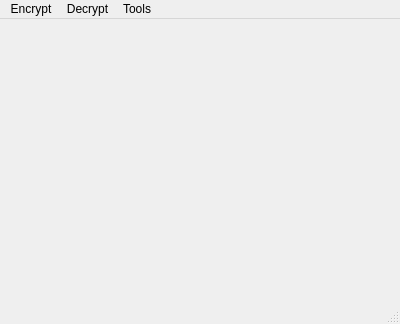
Before: the Qt Designer form mainwindow.ui in GaussianWonder/Safe-Lock, drawn with Qt 5.
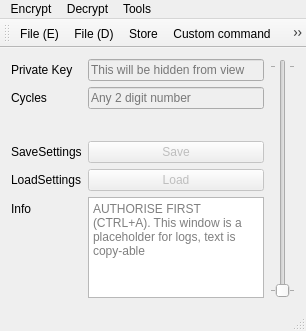
After: the same form once the commit is applied.

What changed in the file:
```diff
--- a/mainwindow.ui
+++ b/mainwindow.ui
@@ -6,20 +6,197 @@
    <rect>
     <x>0</x>
     <y>0</y>
-    <width>400</width>
-    <height>324</height>
+    <width>306</width>
+    <height>331</height>
    </rect>
   </property>
   <property name="windowTitle">
-   <string>MainWindow</string>
+   <string>Safe Pad</string>
   </property>
-  <widget class="QWidget" name="centralWidget"/>
+  <widget class="QWidget" name="centralWidget">
+   <layout class="QVBoxLayout" name="verticalLayout">
+    <item>
+     <layout class="QHBoxLayout" name="horizontalLayout">
+      <item>
+       <layout class="QFormLayout" name="formLayout">
+        <item row="0" column="0">
+         <widget class="QLabel" name="label">
+          <property name="text">
+           <string>Private Key</string>
+          </property>
+         </widget>
+        </item>
+        <item row="0" column="1">
+         <widget class="QLineEdit" name="privateKeyInput">
+          <property name="enabled">
+           <bool>false</bool>
+          </property>
+          <property name="inputMethodHints">
+           <set>Qt::ImhHiddenText|Qt::ImhNoAutoUppercase|Qt::ImhNoPredictiveText|Qt::ImhSensitiveData</set>
+          </property>
+          <property name="inputMask">
+           <string/>
+          </property>
+          <property name="text">
+           <string/>
+          </property>
+          <property name="echoMode">
+           <enum>QLineEdit::Password</enum>
+          </property>
+          <property name="placeholderText">
+           <string>This will be hidden from view</string>
+          </property>
+          <property name="clearButtonEnabled">
+           <bool>true</bool>
+          </property>
+         </widget>
+        </item>
+        <item row="1" column="0">
+         <widget class="QLabel" name="label_2">
+          <property name="text">
+           <string>Cycles</string>
+          </property>
+         </widget>
+        </item>
+        <item row="1" column="1">
+         <widget class="QLineEdit" name="cyclesInput">
+          <property name="enabled">
+           <bool>false</bool>
+          </property>
+          <property name="inputMethodHints">
+           <set>Qt::ImhNone</set>
+          </property>
+          <property name="inputMask">
+           <string>99</string>
+          </property>
+          <property name="text">
+           <string/>
+          </property>
+          <property name="placeholderText">
+           <string>Any 2 digit number</string>
+          </property>
+         </widget>
+        </item>
+        <item row="2" column="0">
+         <spacer name="horizontalSpacer">
+          <property name="orientation">
+           <enum>Qt::Horizontal</enum>
+          </property>
+          <property name="sizeHint" stdset="0">
+           <size>
+            <width>40</width>
+            <height>20</height>
+           </size>
+          </property>
+         </spacer>
+        </item>
+        <item row="2" column="1">
+         <spacer name="horizontalSpacer_2">
+          <property name="orientation">
+           <enum>Qt::Horizontal</enum>
+          </property>
+          <property name="sizeHint" stdset="0">
+           <size>
+            <width>40</width>
+            <height>20</height>
+           </size>
+          </property>
+         </spacer>
+        </item>
+        <item row="3" column="0">
+         <widget class="QLabel" name="label_4">
+          <property name="text">
+           <string>SaveSettings</string>
+          </property>
+         </widget>
+        </item>
+        <item row="3" column="1">
+         <widget class="QPushButton" name="saveSettings">
+          <property name="enabled">
+           <bool>false</bool>
+          </property>
+          <property name="text">
+           <string>Save</string>
+          </property>
+         </widget>
+        </item>
+        <item row="4" column="0">
+         <widget class="QLabel" name="label_5">
+          <property name="text">
+           <string>LoadSettings</string>
+          </property>
+         </widget>
+        </item>
+        <item row="4" column="1">
+         <widget class="QPushButton" name="loadSettings">
+          <property name="enabled">
+           <bool>false</bool>
+          </property>
+          <property name="text">
+           <string>Load</string>
+          </property>
+         </widget>
+        </item>
+        <item row="5" column="1">
+         <widget class="QTextEdit" name="logArea">
+          <property name="enabled">
+           <bool>true</bool>
+          </property>
+          <property name="cursor" stdset="0">
+           <cursorShape>IBeamCursor</cursorShape>
+          </property>
+          <property name="inputMethodHints">
+           <set>Qt::ImhMultiLine</set>
+          </property>
+          <property name="tabChangesFocus">
+           <bool>true</bool>
+          </property>
+          <property name="textInteractionFlags">
+           <set>Qt::LinksAccessibleByKeyboard|Qt::LinksAccessibleByMouse|Qt::TextBrowserInteraction|Qt::TextSelectableByKeyboard|Qt::TextSelectableByMouse</set>
+          </property>
+          <property name="placeholderText">
+           <string>AUTHORISE FIRST (CTRL+A). This window is a placeholder for logs, text is copy-able</string>
+          </property>
+         </widget>
+        </item>
+        <item row="5" column="0">
+         <widget class="QLabel" name="label_3">
+          <property name="text">
+           <string>Info</string>
+          </property>
+         </widget>
+        </item>
+       </layout>
+      </item>
+      <item>
+       <widget class="QSlider" name="cycleSlider">
+        <property name="enabled">
+         <bool>false</bool>
+        </property>
+        <property name="minimum">
+         <number>1</number>
+        </property>
+        <property name="maximum">
+         <number>10</number>
+        </property>
+        <property name="orientation">
+         <enum>Qt::Vertical</enum>
+        </property>
+        <property name="tickPosition">
+         <enum>QSlider::TicksBothSides</enum>
+        </property>
+       </widget>
+      </item>
+     </layout>
+    </item>
+   </layout>
+  </widget>
   <widget class="QMenuBar" name="menuBar">
    <property name="geometry">
     <rect>
      <x>0</x>
      <y>0</y>
-     <width>400</width>
+     <width>306</width>
      <height>21</height>
     </rect>
    </property>
@@ -27,21 +204,24 @@
     <property name="title">
      <string>Encrypt</string>
     </property>
-    <addaction name="actionFile"/>
-    <addaction name="actionString"/>
+    <addaction name="actionFileEncrypt"/>
+    <addaction name="actionStringEncrypt"/>
+    <addaction name="actionOne_Way"/>
    </widget>
    <widget class="QMenu" name="menuHElp">
     <property name="title">
      <string>Decrypt</string>
     </property>
-    <addaction name="actionFile_2"/>
-    <addaction name="actionString_2"/>
+    <addaction name="actionFileDecrypt"/>
+    <addaction name="actionStringDecrypt"/>
    </widget>
    <widget class="QMenu" name="menuHelp">
     <property name="title">
      <string>Tools</string>
     </property>
+    <addaction name="actionAuthorise"/>
     <addaction name="actionCustom_command"/>
+    <addaction name="actionStore"/>
     <addaction name="separator"/>
     <addaction name="actionHelp"/>
    </widget>
@@ -50,60 +230,96 @@
    <addaction name="menuHelp"/>
   </widget>
   <widget class="QStatusBar" name="statusBar"/>
-  <action name="actionEncrypt">
-   <property name="text">
-    <string>Encrypt</string>
+  <widget class="QToolBar" name="toolBar">
+   <property name="windowTitle">
+    <string>toolBar</string>
    </property>
-  </action>
-  <action name="actionDecrypt">
-   <property name="text">
-    <string>Decrypt</string>
+   <attribute name="toolBarArea">
+    <enum>TopToolBarArea</enum>
+   </attribute>
+   <attribute name="toolBarBreak">
+    <bool>false</bool>
+   </attribute>
+   <addaction name="actionFileEncrypt"/>
+   <addaction name="actionFileDecrypt"/>
+   <addaction name="actionStore"/>
+   <addaction name="actionCustom_command"/>
+   <addaction name="actionAuthorise"/>
+  </widget>
+  <action name="actionFileEncrypt">
+   <property name="checkable">
+    <bool>false</bool>
    </property>
-  </action>
-  <action name="actionCustom">
    <property name="text">
-    <string>Deposit</string>
+    <string>File (E)</string>
    </property>
-  </action>
-  <action name="actionShow">
-   <property name="text">
-    <string>Show</string>
+   <property name="shortcut">
+    <string>Ctrl+Alt+E</string>
    </property>
   </action>
-  <action name="actionAuthorise">
+  <action name="actionStringEncrypt">
    <property name="text">
-    <string>Authorise</string>
+    <string>String</string>
    </property>
-  </action>
-  <action name="actionFile">
-   <property name="text">
-    <string>File</string>
+   <property name="shortcut">
+    <string>Ctrl+E</string>
    </property>
   </action>
-  <action name="actionString">
+  <action name="actionFileDecrypt">
    <property name="text">
-    <string>String</string>
+    <string>File (D)</string>
    </property>
-  </action>
-  <action name="actionFile_2">
-   <property name="text">
-    <string>File</string>
+   <property name="shortcut">
+    <string>Ctrl+Alt+D</string>
    </property>
   </action>
-  <action name="actionString_2">
+  <action name="actionStringDecrypt">
    <property name="text">
     <string>String</string>
    </property>
+   <property name="shortcut">
+    <string>Ctrl+D</string>
+   </property>
   </action>
   <action name="actionCustom_command">
    <property name="text">
     <string>Custom command</string>
    </property>
+   <property name="shortcut">
+    <string>Ctrl+C</string>
+   </property>
   </action>
   <action name="actionHelp">
    <property name="text">
     <string>Help</string>
    </property>
+   <property name="shortcut">
+    <string>Ctrl+H</string>
+   </property>
+  </action>
+  <action name="actionAuthorise">
+   <property name="text">
+    <string>Authorise</string>
+   </property>
+   <property name="shortcut">
+    <string>Ctrl+A</string>
+   </property>
+  </action>
+  <action name="actionStore">
+   <property name="text">
+    <string>Store</string>
+   </property>
+   <property name="shortcut">
+    <string>Ctrl+Alt+S</string>
+   </property>
+  </action>
+  <action name="actionOne_Way">
+   <property name="text">
+    <string>One-Way</string>
+   </property>
+   <property name="shortcut">
+    <string>Ctrl+O</string>
+   </property>
   </action>
  </widget>
  <layoutdefault spacing="6" margin="11"/>
```
Left out of the diff: 8 changed lines with no effect on the pictures.
